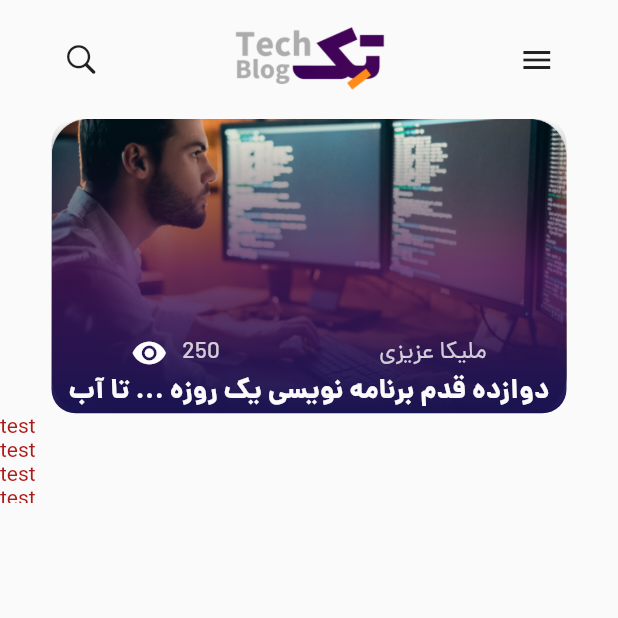
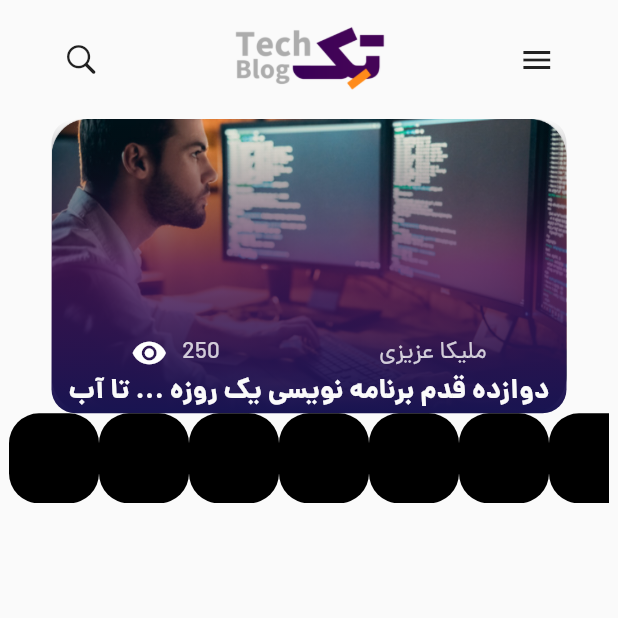
Before and after one commit to mahdiramezanii/tech-blog, a Flutter app: the screen it shows after launch, on a phone screen of 412 x 824 dp, the top half of it. Run offline on Flutter 3.47's test engine with Material 2 defaults, Android fonts, the phone set to English and light mode, and no system bars; our stand-ins replace flutter_spinkit.

Commit message:
add listview in home page

```diff
--- a/lib/home_page.dart
+++ b/lib/home_page.dart
@@ -7,112 +7,106 @@ import 'package:flutter_application_2/fake_data.dart';
 import 'package:flutter_application_2/gen/assets.gen.dart';
 import 'package:flutter_application_2/my_colors.dart';
 
-class HomePage extends StatelessWidget{
+class HomePage extends StatelessWidget {
   @override
   Widget build(BuildContext context) {
-
-
     return SafeArea(
       child: Scaffold(
-
         body: Column(
           crossAxisAlignment: CrossAxisAlignment.center,
-
           children: [
             Padding(
-              padding: const EdgeInsets.fromLTRB(0,8,0,0),
+              padding: const EdgeInsets.fromLTRB(0, 8, 0, 0),
               child: Row(
                 mainAxisAlignment: MainAxisAlignment.spaceAround,
                 children: [
                   Icon(CupertinoIcons.search),
                   SizedBox(
-                  height: MediaQuery.of(context).size.height/13,
-                width: MediaQuery.of(context).size.width/3.7,
+                      height: MediaQuery.of(context).size.height / 13,
+                      width: MediaQuery.of(context).size.width / 3.7,
                       child: Image.asset(Assets.images.headicon.path)),
                   Icon(Icons.menu),
-
-
-
-              ],),
+                ],
               ),
-            SizedBox(height: 8,)
-            ,Stack(
+            ),
+            SizedBox(
+              height: 8,
+            ),
+            Stack(
               children: [
                 Container(
-                      height: MediaQuery.of(context).size.height/4.2,
-                      width: MediaQuery.of(context).size.width/1.20,
+                  height: MediaQuery.of(context).size.height / 4.2,
+                  width: MediaQuery.of(context).size.width / 1.20,
                   decoration: BoxDecoration(
                       borderRadius: BorderRadius.circular(16),
-                        image: DecorationImage(image: AssetImage(TextPosterHome["image"]),
-                        fit: BoxFit.fill)
+                      image: DecorationImage(
+                          image: AssetImage(TextPosterHome["image"]),
+                          fit: BoxFit.fill)),
+                  foregroundDecoration: BoxDecoration(
+                      borderRadius: BorderRadius.circular(16),
+                      gradient: LinearGradient(
+                          colors: GradinatCollors.homeCoverImage,
+                          begin: Alignment.topCenter,
+                          end: Alignment.bottomCenter)),
                 ),
-                      foregroundDecoration:BoxDecoration(
-
-                        borderRadius: BorderRadius.circular(16),
-                        gradient:LinearGradient(colors: GradinatCollors.homeCoverImage,
-                        begin: Alignment.topCenter,
-                        end: Alignment.bottomCenter
-                        )
-
-                      ),
-                    ),
-
-
                 Positioned(
                   left: 0,
                   right: 0,
                   bottom: 0,
                   child: Column(
-
                     children: [
-
                       Row(
                         mainAxisAlignment: MainAxisAlignment.spaceAround,
                         children: [
                           Row(
                             children: [
-                                    Icon(Icons.remove_red_eye_sharp,color: Colors.white,),
-                                    SizedBox(width: 10,),
-                                    Text("${TextPosterHome["like"]}",style: Theme.of(context).textTheme.headline1,),
+                              Icon(
+                                Icons.remove_red_eye_sharp,
+                                color: Colors.white,
+                              ),
+                              SizedBox(
+                                width: 10,
+                              ),
+                              Text(
+                                "${TextPosterHome["like"]}",
+                                style: Theme.of(context).textTheme.headline1,
+                              ),
                             ],
                           ),
-                                Text(TextPosterHome["writer"],style: Theme.of(context).textTheme.headline1,),
+                          Text(
+                            TextPosterHome["writer"],
+                            style: Theme.of(context).textTheme.headline1,
+                          ),
                         ],
                       ),
-                            Text(TextPosterHome["title"],style: Theme.of(context).textTheme.headline2,),
-
-
-
-
-
-
+                      Text(
+                        TextPosterHome["title"],
+                        style: Theme.of(context).textTheme.headline2,
+                      ),
                     ],
                   ),
                 )
-
               ],
-                )
-          ,Container(
+            ),
+            Container(
               height: 60,
-                              width: double.infinity,
-
-
-                              child:
-                              ListView.builder(
-                              itemCount: 5,
-                              scrollDirection: Axis.vertical,
-                              itemBuilder: (BuildContext context,int index){
-
-
-                                return Text("test",style: TextStyle(color: Color.fromARGB(255, 172, 26, 26)),);
+              width: 400,
+              child: ListView.builder(
+                  itemCount: 20,
+                  scrollDirection: Axis.horizontal,
+                  itemBuilder: (BuildContext context, int index) {
+                    return Container(
+                      height: 20,
+                      width: 60,
+                      decoration: BoxDecoration(
+                          borderRadius: BorderRadius.circular(20),
+                          color: Colors.black),
+                    );
                   }),
             )
           ],
-
         ),
-
       ),
     );
   }
-
 }
```
Lines whose indentation alone changed are shown as unchanged.
